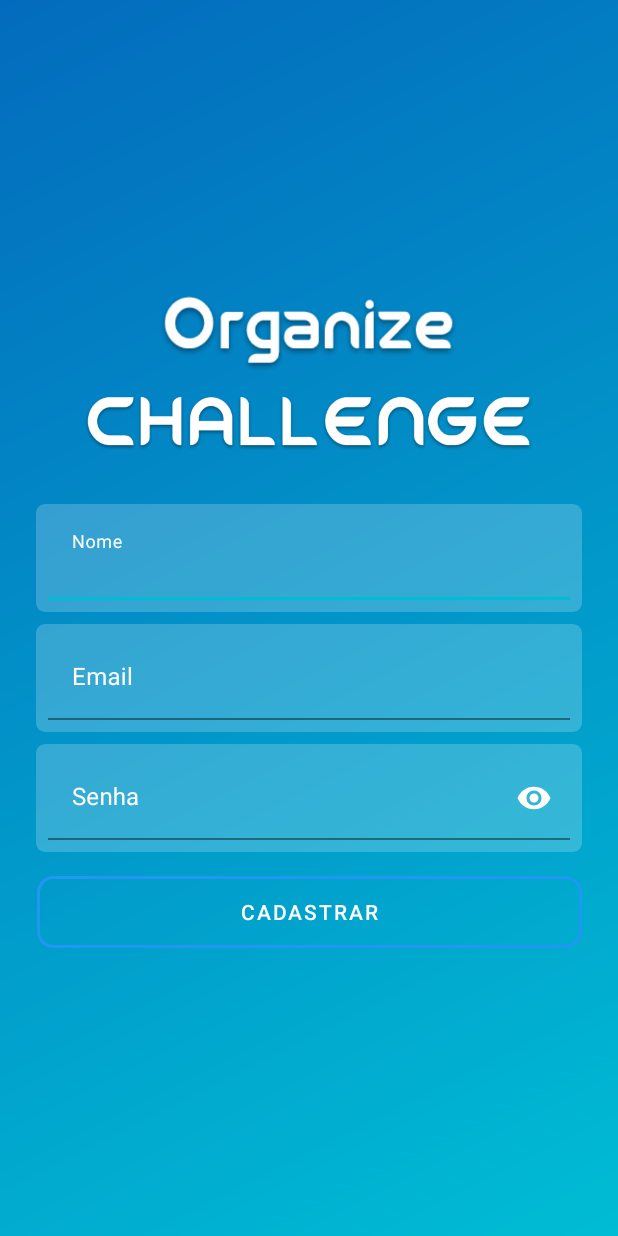
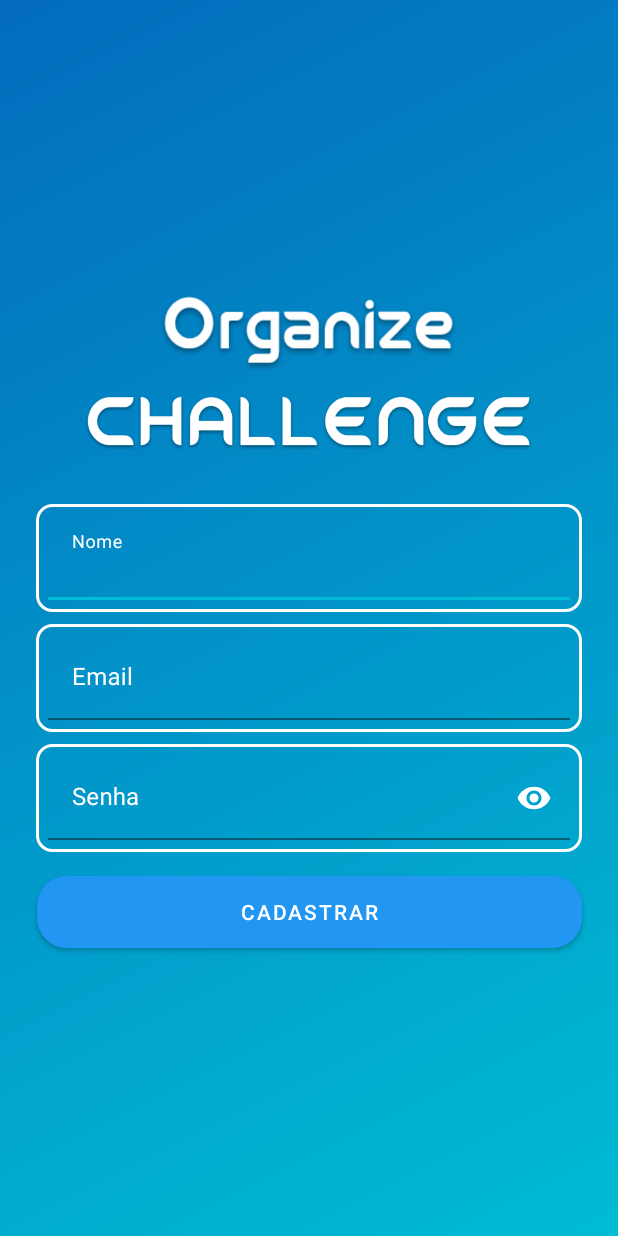
Before and after one commit to Eduardo6I/OrganizeChallenge, an Android app: the CadastroActivity screen opened directly, with no data from a screen before it, on a phone screen of 412 x 824 dp. Run offline under Robolectric (Android 15) with nearby library versions, the phone set to English and light mode, and no system bars; our stand-ins replace Firebase (no records; nobody signed in at launch, a user with empty details on screens opened directly).

Commit message:
commit modificacoes tela login e navegacao addEquipe

```diff
--- a/app/src/main/java/com/example/organizechallenge/activity/AddTorneioActivity.java
+++ b/app/src/main/java/com/example/organizechallenge/activity/AddTorneioActivity.java
@@ -2,6 +2,7 @@ package com.example.organizechallenge.activity;
 
 import androidx.appcompat.app.AppCompatActivity;
 
+import android.content.Intent;
 import android.os.Bundle;
 import android.view.View;
 import android.widget.AdapterView;
@@ -77,6 +78,8 @@ public class AddTorneioActivity extends AppCompatActivity  implements AdapterVie
             torneio.setEstilo(itemEstilo);
             torneio.salvar(data);
 
+            startActivity(new Intent(getApplicationContext(), AddEquipeActivity.class));
+
             finish();
         }
     }
--- /dev/null
+++ b/app/src/main/java/com/example/organizechallenge/model/Equipe.java
@@ -0,0 +1,5 @@
+package com.example.organizechallenge.model;
+
+public class Equipe {
+
+}
--- /dev/null
+++ b/app/src/main/res/drawable/fundo_botao.xml
@@ -0,0 +1,10 @@
+<?xml version="1.0" encoding="utf-8"?>
+<shape xmlns:android="http://schemas.android.com/apk/res/android"
+    android:shape="rectangle">
+<corners android:radius="20dp" />
+    <gradient
+        android:startColor="@color/colorAccent"
+        android:endColor="@color/colorPrimaryDark"
+        android:angle="135">
+    </gradient>
+</shape>
--- a/app/src/main/res/layout/activity_cadastro.xml
+++ b/app/src/main/res/layout/activity_cadastro.xml
@@ -36,7 +36,7 @@
         android:layout_marginStart="24dp"
         android:layout_marginTop="8dp"
         android:layout_marginEnd="24dp"
-        android:background="@drawable/background_caixa_texto"
+        android:background="@drawable/botao_redondo"
         android:ems="10"
         android:hint="Nome"
         android:padding="8dp"
@@ -65,7 +65,7 @@
         android:layout_marginStart="24dp"
         android:layout_marginTop="8dp"
         android:layout_marginEnd="24dp"
-        android:background="@drawable/background_caixa_texto"
+        android:background="@drawable/botao_redondo"
         android:ems="10"
         android:hint="Email"
         android:padding="8dp"
@@ -95,7 +95,7 @@
         android:layout_marginStart="24dp"
         android:layout_marginTop="8dp"
         android:layout_marginEnd="24dp"
-        android:background="@drawable/background_caixa_texto"
+        android:background="@drawable/botao_redondo"
         android:ems="10"
         android:hint="Senha"
         android:padding="8dp"
@@ -125,7 +125,7 @@
         android:layout_width="363dp"
         android:layout_height="wrap_content"
         android:layout_marginTop="16dp"
-        android:background="@drawable/botao_redondo"
+        android:background="@drawable/fundo_botao"
         android:text="Cadastrar"
         android:textColor="@color/white"
         app:layout_constraintBottom_toBottomOf="parent"
--- a/app/src/main/res/layout/activity_login.xml
+++ b/app/src/main/res/layout/activity_login.xml
@@ -38,7 +38,7 @@
         android:layout_marginTop="8dp"
         android:layout_marginEnd="24dp"
         android:layout_marginBottom="8dp"
-        android:background="@drawable/background_caixa_texto"
+        android:background="@drawable/botao_redondo"
         android:ems="10"
         android:hint="Email"
         android:padding="8dp"
@@ -67,7 +67,7 @@
         android:layout_marginStart="24dp"
         android:layout_marginEnd="24dp"
         android:layout_marginBottom="8dp"
-        android:background="@drawable/background_caixa_texto"
+        android:background="@drawable/botao_redondo"
         android:ems="10"
         android:hint="Senha"
         android:padding="8dp"
@@ -99,7 +99,7 @@
         android:layout_marginStart="24dp"
         android:layout_marginTop="8dp"
         android:layout_marginEnd="24dp"
-        android:background="@drawable/botao_redondo"
+        android:background="@drawable/fundo_botao"
         android:text="Entrar"
         android:textColor="@android:color/white"
         app:layout_constraintBottom_toBottomOf="parent"
--- a/app/src/main/res/layout/intro_conta.xml
+++ b/app/src/main/res/layout/intro_conta.xml
@@ -39,7 +39,7 @@
         android:layout_width="303dp"
         android:layout_height="wrap_content"
         android:layout_marginBottom="16dp"
-        android:background="@drawable/botao_redondo"
+        android:background="@drawable/fundo_botao"
         android:onClick="btCadastrar"
         android:text="cadastre-se"
         android:textColor="@android:color/white"
```
Also changed, not shown: app/src/main/AndroidManifest.xml (+5 -4 lines), app/src/main/java/com/example/organizechallenge/activity/AddEquipeActivity.java (added, +16 -0 lines), app/src/main/res/layout/activity_add_equipe.xml (added, +70 -0 lines).
